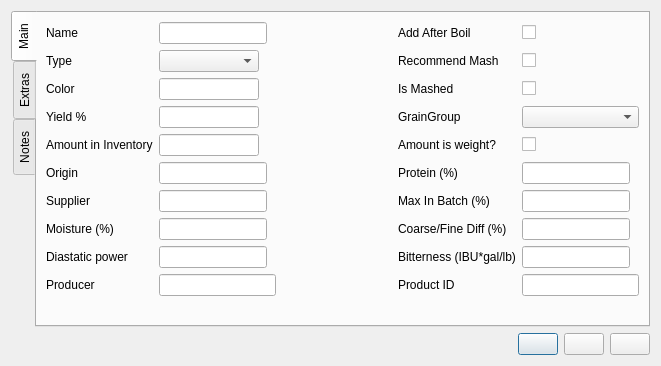
First picture: the form in ui/fermentableEditor.ui, repository Brewken/brewken, before the edit.
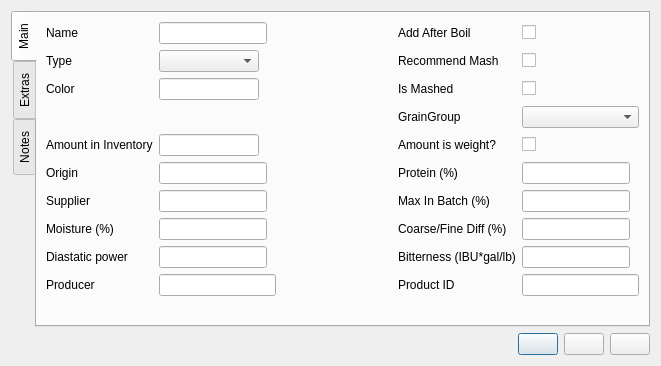
Second picture: the form after the edit. Icons and pictures are not drawn. Custom widgets are drawn as their Qt base class.

```diff
--- a/ui/fermentableEditor.ui
+++ b/ui/fermentableEditor.ui
@@ -226,38 +226,6 @@
          </property>
         </widget>
        </item>
-       <item row="5" column="0">
-        <widget class="QLabel" name="label_yield">
-         <property name="toolTip">
-          <string>Required</string>
-         </property>
-         <property name="text">
-          <string>Yield %</string>
-         </property>
-         <property name="buddy">
-          <cstring>lineEdit_yield</cstring>
-         </property>
-        </widget>
-       </item>
-       <item row="5" column="1">
-        <widget class="SmartLineEdit" name="lineEdit_yield">
-         <property name="sizePolicy">
-          <sizepolicy hsizetype="Maximum" vsizetype="Fixed">
-           <horstretch>0</horstretch>
-           <verstretch>0</verstretch>
-          </sizepolicy>
-         </property>
-         <property name="maximumSize">
-          <size>
-           <width>100</width>
-           <height>16777215</height>
-          </size>
-         </property>
-         <property name="toolTip">
-          <string>Yield as compared to glucose</string>
-         </property>
-        </widget>
-       </item>
        <item row="5" column="3">
         <widget class="QLabel" name="label_fermentableGrainGroup">
          <property name="toolTip">
```
